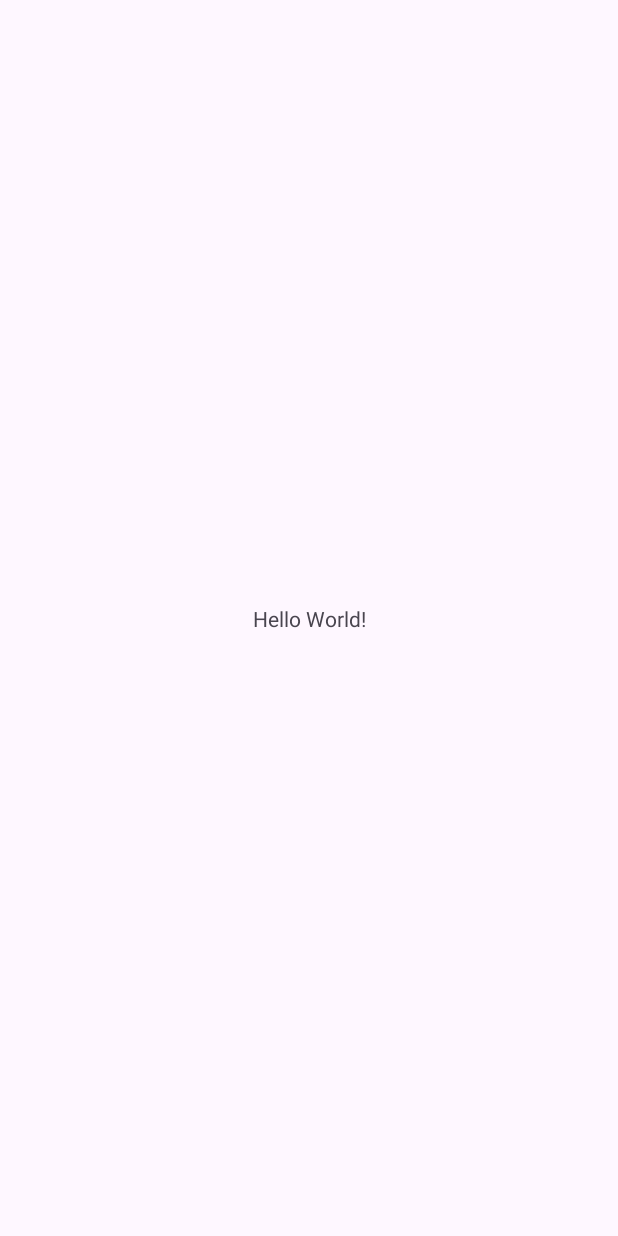
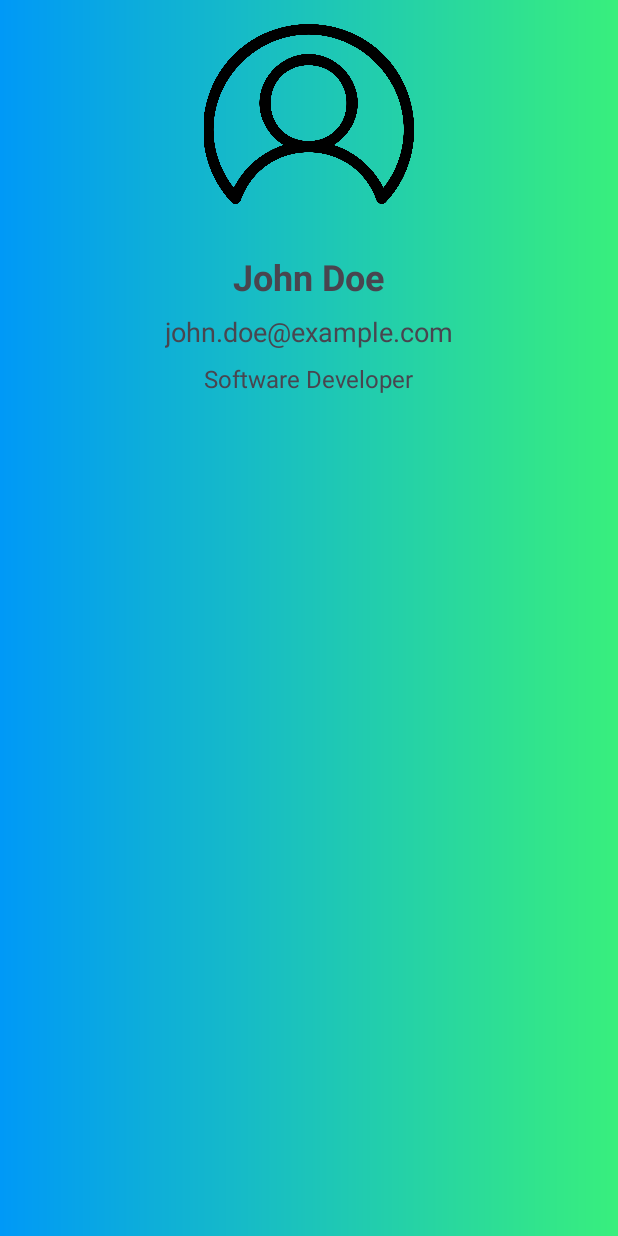
Before and after one commit to Xentomm/Patient-Mobile-App, an Android app: the MainActivity screen opened directly, with no data from a screen before it, on a phone screen of 412 x 824 dp. Before the commit the screen is almost empty. Run offline under Robolectric (Android 15) with nearby library versions, the phone set to English and light mode, and no system bars.

Commit message:
user layout

```diff
--- a/app/src/main/java/com/example/patientmobileapp/MainActivity.java
+++ b/app/src/main/java/com/example/patientmobileapp/MainActivity.java
@@ -3,6 +3,8 @@ package com.example.patientmobileapp;
 import androidx.appcompat.app.AppCompatActivity;
 
 import android.os.Bundle;
+import android.widget.ImageView;
+import android.widget.TextView;
 
 public class MainActivity extends AppCompatActivity {
 
@@ -10,5 +12,20 @@ public class MainActivity extends AppCompatActivity {
     protected void onCreate(Bundle savedInstanceState) {
         super.onCreate(savedInstanceState);
         setContentView(R.layout.activity_main);
+
+        ImageView userIcon = findViewById(R.id.userIcon);
+        TextView userName = findViewById(R.id.userName);
+        TextView userEmail = findViewById(R.id.userEmail);
+        TextView userInfo = findViewById(R.id.userInfo);
+
+        String userNameText = "John Doe";
+        String userEmailText = "john.doe@example.com";
+        String userInfoText = "Software Developer";
+
+        userName.setText(userNameText);
+        userEmail.setText(userEmailText);
+        userInfo.setText(userInfoText);
+
+        userIcon.setImageResource(R.drawable.default_user_icon);
     }
 }
--- a/app/src/main/res/drawable/gradient.xml
+++ b/app/src/main/res/drawable/gradient.xml
@@ -3,5 +3,5 @@
     android:shape="rectangle">
     <gradient
         android:startColor="#0099F7"
-        android:endColor="#F11712"/>
+        android:endColor="#38ef7d"/>
 </shape>
--- a/app/src/main/res/layout/activity_main.xml
+++ b/app/src/main/res/layout/activity_main.xml
@@ -4,15 +4,54 @@
     xmlns:tools="http://schemas.android.com/tools"
     android:layout_width="match_parent"
     android:layout_height="match_parent"
-    tools:context=".MainActivity">
+    tools:context=".MainActivity"
+    android:background="@drawable/gradient">
 
-    <TextView
-        android:layout_width="wrap_content"
-        android:layout_height="wrap_content"
-        android:text="Hello World!"
-        app:layout_constraintBottom_toBottomOf="parent"
-        app:layout_constraintEnd_toEndOf="parent"
-        app:layout_constraintStart_toStartOf="parent"
-        app:layout_constraintTop_toTopOf="parent" />
+    <RelativeLayout xmlns:android="http://schemas.android.com/apk/res/android"
+        android:layout_width="match_parent"
+        android:layout_height="match_parent"
+        android:padding="16dp">
+
+        <ImageView
+            android:id="@+id/userIcon"
+            android:layout_width="140dp"
+            android:layout_height="120dp"
+            android:src="@drawable/default_user_icon"
+            android:scaleType="centerCrop"
+            android:layout_centerHorizontal="true"
+            android:layout_marginBottom="16dp"/>
+
+        <TextView
+            android:id="@+id/userName"
+            android:layout_width="wrap_content"
+            android:layout_height="wrap_content"
+            android:text="User Name"
+            android:textSize="24sp"
+            android:textStyle="bold"
+            android:layout_below="@id/userIcon"
+            android:layout_centerHorizontal="true"
+            android:layout_marginTop="16dp"/>
+
+        <TextView
+            android:id="@+id/userEmail"
+            android:layout_width="wrap_content"
+            android:layout_height="wrap_content"
+            android:text="user@example.com"
+            android:textSize="18sp"
+            android:layout_below="@id/userName"
+            android:layout_centerHorizontal="true"
+            android:layout_marginTop="8dp"/>
+
+        <TextView
+            android:id="@+id/userInfo"
+            android:layout_width="wrap_content"
+            android:layout_height="wrap_content"
+            android:text="Additional Information"
+            android:textSize="16sp"
+            android:layout_below="@id/userEmail"
+            android:layout_centerHorizontal="true"
+            android:layout_marginTop="8dp"/>
+
+    </RelativeLayout>
 
 </androidx.constraintlayout.widget.ConstraintLayout>
```
Also changed, not shown: app/src/main/res/drawable/default_user_icon.png (added).
